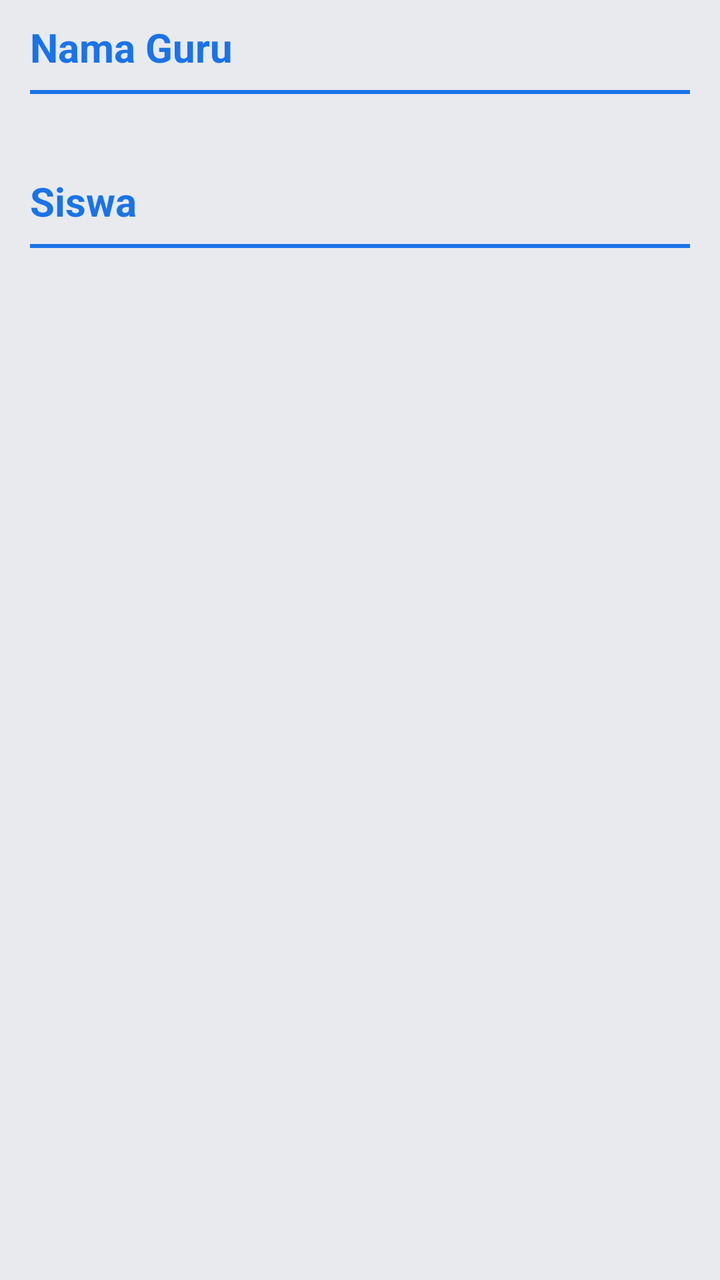
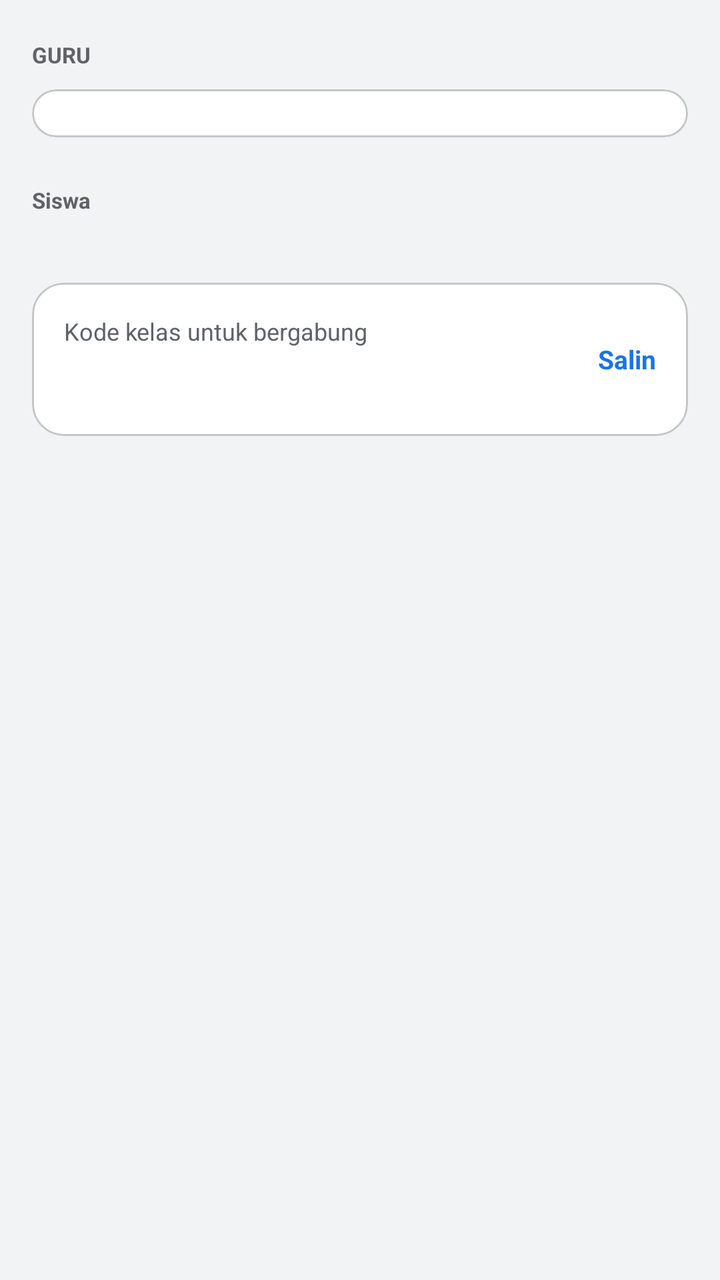

Screens rendered from an Android XML layout before and after an edit, with the pre-edit source and the edit as a unified diff.
<!-- AndroidManifest.xml: application theme Theme.StudyConnect -->
<!-- res/layout/fragment_student_list.xml -->
<?xml version="1.0" encoding="utf-8"?>
<LinearLayout xmlns:android="http://schemas.android.com/apk/res/android"
    xmlns:app="http://schemas.android.com/apk/res-auto"
    xmlns:tools="http://schemas.android.com/tools"
    android:layout_width="match_parent"
    android:layout_height="match_parent"
    android:orientation="vertical"
    tools:context=".ui.class_ui.StudentListFragment">

    <ScrollView
        android:layout_width="match_parent"
        android:layout_height="0dp"
        android:layout_weight="1">

        <LinearLayout
            android:layout_width="match_parent"
            android:layout_height="wrap_content"
            android:orientation="vertical"
            android:paddingTop="10dp"
            android:paddingBottom="100dp">

            <TextView
                android:layout_width="wrap_content"
                android:layout_height="wrap_content"
                android:layout_marginStart="15dp"
                android:text="@string/text_nama_guru"
                android:textColor="@color/sc_link"
                android:textSize="20sp"
                android:textStyle="bold" />

            <View
                android:layout_width="match_parent"
                android:layout_height="2dp"
                android:layout_marginStart="15dp"
                android:layout_marginTop="8dp"
                android:layout_marginEnd="15dp"
                android:background="@color/md_theme_primary" />

            <androidx.recyclerview.widget.RecyclerView
                android:id="@+id/rv_guru_list"
                android:layout_width="match_parent"
                android:layout_height="wrap_content"
                android:padding="10dp"
                tools:listitem="@layout/item_guru_list" />

            <TextView
                android:layout_width="wrap_content"
                android:layout_height="wrap_content"
                android:layout_marginStart="15dp"
                android:layout_marginTop="20dp"
                android:text="@string/text_nama_siswa"
                android:textColor="@color/sc_link"
                android:textSize="20sp"
                android:textStyle="bold" />

            <View
                android:layout_width="match_parent"
                android:layout_height="2dp"
                android:layout_marginStart="15dp"
                android:layout_marginTop="8dp"
                android:layout_marginEnd="15dp"
                android:background="@color/md_theme_primary" />

            <androidx.recyclerview.widget.RecyclerView
                android:id="@+id/rv_siswa_list"
                android:layout_width="match_parent"
                android:layout_height="wrap_content"
                android:padding="10dp"
                tools:listitem="@layout/item_siswa_list" />

            <TextView
                android:id="@+id/tvKosongSiswa"
                android:layout_width="match_parent"
                android:layout_height="wrap_content"
                android:padding="24dp"
                android:text="@string/text_belum_ada_siswa"
                android:textAlignment="center"
                android:textColor="@color/md_theme_onSurfaceVariant"
                android:visibility="gone" />

        </LinearLayout>
    </ScrollView>
</LinearLayout>
<!-- res/layout/item_guru_list.xml (included above) -->
<?xml version="1.0" encoding="utf-8"?>
<androidx.constraintlayout.widget.ConstraintLayout xmlns:android="http://schemas.android.com/apk/res/android"
    xmlns:app="http://schemas.android.com/apk/res-auto"
    android:layout_width="match_parent"
    android:layout_height="wrap_content"
    android:layout_marginTop="5dp">

    <com.google.android.material.card.MaterialCardView
        android:id="@+id/materialCardView3"
        android:layout_width="50dp"
        android:layout_height="50dp"
        android:layout_margin="15dp"
        app:cardCornerRadius="50dp"
        app:layout_constraintStart_toStartOf="parent"
        app:layout_constraintTop_toTopOf="parent">

        <ImageView
            android:id="@+id/iv_profile_guru"
            android:layout_width="match_parent"
            android:layout_height="match_parent"
            android:background="@drawable/powder_smoke"
            android:contentDescription="@string/text_profile" />
    </com.google.android.material.card.MaterialCardView>

    <TextView
        android:id="@+id/tvNamaGuru"
        android:layout_width="wrap_content"
        android:layout_height="wrap_content"
        android:layout_marginStart="20dp"
        android:text="@string/text_nama_guru"
        app:layout_constraintBottom_toBottomOf="@+id/materialCardView3"
        app:layout_constraintStart_toEndOf="@+id/materialCardView3"
        app:layout_constraintTop_toTopOf="@+id/materialCardView3" />

    <View
        android:layout_width="match_parent"
        android:layout_height="1dp"
        android:background="@color/sc_divider"
        app:layout_constraintBottom_toBottomOf="parent"
        app:layout_constraintEnd_toEndOf="parent"
        app:layout_constraintStart_toStartOf="parent" />
</androidx.constraintlayout.widget.ConstraintLayout>
<!-- res/layout/item_siswa_list.xml (included above) -->
<?xml version="1.0" encoding="utf-8"?>
<androidx.constraintlayout.widget.ConstraintLayout xmlns:android="http://schemas.android.com/apk/res/android"
    xmlns:app="http://schemas.android.com/apk/res-auto"
    android:layout_width="match_parent"
    android:layout_height="wrap_content"
    android:layout_marginTop="5dp">

    <com.google.android.material.card.MaterialCardView
        android:id="@+id/materialCardView3"
        android:layout_width="50dp"
        android:layout_height="50dp"
        android:layout_margin="15dp"
        app:cardCornerRadius="50dp"
        app:layout_constraintStart_toStartOf="parent"
        app:layout_constraintTop_toTopOf="parent">

        <ImageView
            android:id="@+id/iv_profile_pict"
            android:layout_width="match_parent"
            android:layout_height="match_parent"
            android:background="@drawable/powder_smoke"
            android:contentDescription="@string/text_profile" />
    </com.google.android.material.card.MaterialCardView>

    <TextView
        android:id="@+id/tvNamaSiswa"
        android:layout_width="wrap_content"
        android:layout_height="wrap_content"
        android:layout_marginStart="20dp"
        android:text="@string/text_nama_anda"
        app:layout_constraintBottom_toBottomOf="@+id/materialCardView3"
        app:layout_constraintStart_toEndOf="@+id/materialCardView3"
        app:layout_constraintTop_toTopOf="@+id/materialCardView3" />

    <ImageView
        android:layout_width="30dp"
        android:layout_height="30dp"
        android:layout_margin="15dp"
        android:background="@drawable/ic_more"
        android:backgroundTint="@color/sc_icon_muted"
        android:contentDescription="@string/text_settings"
        app:layout_constraintEnd_toEndOf="parent"
        app:layout_constraintTop_toTopOf="parent" />

    <View
        android:layout_width="match_parent"
        android:layout_height="1dp"
        android:background="@color/sc_divider"
        app:layout_constraintBottom_toBottomOf="parent"
        app:layout_constraintEnd_toEndOf="parent"
        app:layout_constraintStart_toStartOf="parent" />
</androidx.constraintlayout.widget.ConstraintLayout>
<!-- resources referenced by this layout -->
<resources>
  <color name="md_theme_onSurfaceVariant">#5F6368</color>
  <color name="md_theme_primary">#1A73E8</color>
  <color name="sc_divider">#C4C7C5</color>
  <color name="sc_icon_muted">#5F6368</color>
  <color name="sc_link">#1A73E8</color>
  <!-- drawable ic_more (drawable) -->
  <vector xmlns:android="http://schemas.android.com/apk/res/android"
      android:width="24dp"
      android:height="24dp"
      android:viewportWidth="24"
      android:viewportHeight="24">
    <path
        android:pathData="M12,12m-1,0a1,1 0,1 0,2 0a1,1 0,1 0,-2 0"
        android:strokeLineJoin="round"
        android:strokeWidth="2"
        android:fillColor="#00000000"
        android:strokeColor="@color/white"
        android:strokeLineCap="round"/>
    <path
        android:pathData="M12,19m-1,0a1,1 0,1 0,2 0a1,1 0,1 0,-2 0"
        android:strokeLineJoin="round"
        android:strokeWidth="2"
        android:fillColor="#00000000"
        android:strokeColor="@color/white"
        android:strokeLineCap="round"/>
    <path
        android:pathData="M12,5m-1,0a1,1 0,1 0,2 0a1,1 0,1 0,-2 0"
        android:strokeLineJoin="round"
        android:strokeWidth="2"
        android:fillColor="#00000000"
        android:strokeColor="@color/white"
        android:strokeLineCap="round"/>
  </vector>
  <!-- drawable powder_smoke: jpg bitmap (drawable, 95123 bytes) -->
  <string name="text_nama_anda">Nama Anda</string>
  <string name="text_nama_guru">Nama Guru</string>
  <string name="text_nama_siswa">Siswa</string>
  <string name="text_profile">Profile</string>
  <string name="text_settings">Settings</string>
  <color name="white">#FFFFFFFF</color>
  <color name="md_theme_onPrimary">#FFFFFF</color>
  <color name="md_theme_primaryContainer">#E8F0FE</color>
  <color name="md_theme_onPrimaryContainer">#174EA6</color>
  <color name="md_theme_secondary">#00897B</color>
  <color name="md_theme_onSecondary">#FFFFFF</color>
  <color name="md_theme_secondaryContainer">#E0F2F1</color>
  <color name="md_theme_onSecondaryContainer">#004D40</color>
  <color name="md_theme_tertiary">#7B1FA2</color>
  <color name="md_theme_onTertiary">#FFFFFF</color>
  <color name="md_theme_tertiaryContainer">#F3E8FD</color>
  <color name="md_theme_onTertiaryContainer">#4A148C</color>
  <color name="md_theme_error">#C5221F</color>
  <color name="md_theme_onError">#FFFFFF</color>
  <color name="md_theme_errorContainer">#FCE8E6</color>
  <color name="md_theme_onErrorContainer">#B31412</color>
  <color name="md_theme_background">#E8EAED</color>
  <color name="md_theme_onBackground">#202124</color>
  <color name="md_theme_surface">#FFFFFF</color>
  <color name="md_theme_onSurface">#202124</color>
  <color name="md_theme_surfaceVariant">#F1F3F4</color>
  <color name="md_theme_outline">#C4C7C5</color>
  <color name="md_theme_outlineVariant">#E8EAED</color>
  <color name="md_theme_inverseSurface">#202124</color>
  <color name="md_theme_inverseOnSurface">#E8EAED</color>
  <color name="md_theme_inversePrimary">#8AB4F8</color>
  <color name="md_theme_primaryFixed">#E8F0FE</color>
  <color name="md_theme_onPrimaryFixed">#174EA6</color>
  <color name="md_theme_primaryFixedDim">#D7E6FF</color>
  <color name="md_theme_onPrimaryFixedVariant">#1A73E8</color>
  <color name="md_theme_secondaryFixed">#E0F2F1</color>
  <color name="md_theme_onSecondaryFixed">#004D40</color>
  <color name="md_theme_secondaryFixedDim">#B2DFDB</color>
  <color name="md_theme_tertiaryFixed">#F3E8FD</color>
  <color name="md_theme_onTertiaryFixed">#4A148C</color>
  <color name="md_theme_tertiaryFixedDim">#E1BEE7</color>
  <color name="md_theme_onTertiaryFixedVariant">#7B1FA2</color>
  <color name="md_theme_surfaceDim">#DADCE0</color>
  <color name="md_theme_surfaceBright">#FFFFFF</color>
  <color name="md_theme_surfaceContainerLowest">#FFFFFF</color>
  <color name="md_theme_surfaceContainerLow">#F8F9FA</color>
  <color name="md_theme_surfaceContainer">#F1F3F4</color>
  <color name="md_theme_surfaceContainerHigh">#E8EAED</color>
  <!-- unchanged entries left out for length: 5 -->
</resources>

<!-- the commit's change to res/layout/fragment_student_list.xml (unified diff, before → after) -->
@@ -1,179 +1,201 @@
 <?xml version="1.0" encoding="utf-8"?>
-<LinearLayout xmlns:android="http://schemas.android.com/apk/res/android"
+<androidx.core.widget.NestedScrollView xmlns:android="http://schemas.android.com/apk/res/android"
     xmlns:app="http://schemas.android.com/apk/res-auto"
     xmlns:tools="http://schemas.android.com/tools"
     android:layout_width="match_parent"
     android:layout_height="match_parent"
-    android:orientation="vertical"
+    android:background="@color/sc_background"
+    android:paddingStart="16dp"
+    android:paddingTop="20dp"
+    android:paddingEnd="16dp"
+    android:paddingBottom="100dp"
     tools:context=".ui.class_ui.StudentListFragment">
 
-    <ScrollView
+    <LinearLayout
         android:layout_width="match_parent"
-        android:layout_height="0dp"
-        android:layout_weight="1">
-
-        <LinearLayout
+        android:layout_height="wrap_content"
+        android:orientation="vertical">
+
+        <TextView
+            android:layout_width="wrap_content"
+            android:layout_height="wrap_content"
+            android:text="@string/text_guru_label"
+            android:textColor="@color/sc_on_surface_muted"
+            android:textSize="11sp"
+            android:textStyle="bold" />
+
+        <com.google.android.material.card.MaterialCardView
             android:layout_width="match_parent"
             android:layout_height="wrap_content"
-            android:orientation="vertical"
-            android:paddingTop="10dp"
-            android:paddingBottom="100dp">
-
-            <TextView
-                android:layout_width="wrap_content"
-                android:layout_height="wrap_content"
-                android:layout_marginStart="15dp"
-                android:text="@string/text_nama_guru"
-                android:textColor="@color/sc_link"
-                android:textSize="20sp"
-                android:textStyle="bold" />
-
-            <View
-                android:layout_width="match_parent"
-                android:layout_height="2dp"
-                android:layout_marginStart="15dp"
-                android:layout_marginTop="8dp"
-                android:layout_marginEnd="15dp"
-                android:background="@color/md_theme_primary" />
+            android:layout_marginTop="10dp"
+            app:cardBackgroundColor="@color/sc_surface"
+            app:cardCornerRadius="16dp"
+            app:cardElevation="0dp"
+            app:strokeColor="@color/sc_divider"
+            app:strokeWidth="1dp">
 
             <androidx.recyclerview.widget.RecyclerView
                 android:id="@+id/rv_guru_list"
                 android:layout_width="match_parent"
                 android:layout_height="wrap_content"
-                android:padding="10dp"
-                tools:listitem="@layout/item_guru_list" />
-
-            <TextView
-                android:layout_width="wrap_content"
-                android:layout_height="wrap_content"
-                android:layout_marginStart="15dp"
-                android:layout_marginTop="20dp"
-                android:text="@string/text_nama_siswa"
-                android:textColor="@color/sc_link"
-                android:textSize="20sp"
-                android:textStyle="bold" />
-
-            <View
-                android:layout_width="match_parent"
-                android:layout_height="2dp"
-                android:layout_marginStart="15dp"
-                android:layout_marginTop="8dp"
-                android:layout_marginEnd="15dp"
-                android:background="@color/md_theme_primary" />
-
-            <androidx.recyclerview.widget.RecyclerView
-                android:id="@+id/rv_siswa_list"
-                android:layout_width="match_parent"
-                android:layout_height="wrap_content"
-                android:padding="10dp"
+                android:nestedScrollingEnabled="false"
+                android:padding="12dp"
                 tools:listitem="@layout/item_siswa_list" />
-
-            <TextView
-                android:id="@+id/tvKosongSiswa"
-                android:layout_width="match_parent"
-                android:layout_height="wrap_content"
-                android:padding="24dp"
-                android:text="@string/text_belum_ada_siswa"
-                android:textAlignment="center"
-                android:textColor="@color/md_theme_onSurfaceVariant"
-                android:visibility="gone" />
-
-        </LinearLayout>
-    </ScrollView>
-</LinearLayout>
-<!-- res/layout/item_guru_list.xml (included above) -->
+        </com.google.android.material.card.MaterialCardView>
+
+        <TextView
+            android:id="@+id/tvJumlahSiswa"
+            android:layout_width="wrap_content"
+            android:layout_height="wrap_content"
+            android:layout_marginTop="24dp"
+            android:text="@string/text_nama_siswa"
+            android:textColor="@color/sc_on_surface_muted"
+            android:textSize="11sp"
+            android:textStyle="bold" />
+
+        <com.google.android.material.card.MaterialCardView
+            android:layout_width="match_parent"
+            android:layout_height="wrap_content"
+            android:layout_marginTop="10dp"
+            app:cardBackgroundColor="@color/sc_surface"
+            app:cardCornerRadius="16dp"
+            app:cardElevation="0dp"
+            app:strokeColor="@color/sc_divider"
+            app:strokeWidth="1dp">
+
+            <LinearLayout
+                android:layout_width="match_parent"
+                android:layout_height="wrap_content"
+                android:orientation="vertical">
+
+                <androidx.recyclerview.widget.RecyclerView
+                    android:id="@+id/rv_siswa_list"
+                    android:layout_width="match_parent"
+                    android:layout_height="wrap_content"
+                    android:nestedScrollingEnabled="false"
+                    android:paddingStart="12dp"
+                    android:paddingEnd="12dp"
+                    tools:listitem="@layout/item_siswa_list" />
+
+                <TextView
+                    android:id="@+id/tvKosongSiswa"
+                    android:layout_width="match_parent"
+                    android:layout_height="wrap_content"
+                    android:padding="24dp"
+                    android:text="@string/text_belum_ada_siswa"
+                    android:textAlignment="center"
+                    android:textColor="@color/sc_on_surface_muted"
+                    android:textSize="13sp"
+                    android:visibility="gone" />
+            </LinearLayout>
+        </com.google.android.material.card.MaterialCardView>
+
+        <com.google.android.material.card.MaterialCardView
+            android:layout_width="match_parent"
+            android:layout_height="wrap_content"
+            android:layout_marginTop="24dp"
+            app:cardBackgroundColor="@color/sc_surface"
+            app:cardCornerRadius="16dp"
+            app:cardElevation="0dp"
+            app:strokeColor="@color/sc_divider"
+            app:strokeWidth="1dp">
+
+            <LinearLayout
+                android:layout_width="match_parent"
+                android:layout_height="wrap_content"
+                android:gravity="center_vertical"
+                android:orientation="horizontal"
+                android:padding="16dp">
+
+                <LinearLayout
+                    android:layout_width="0dp"
+                    android:layout_height="wrap_content"
+                    android:layout_weight="1"
+                    android:orientation="vertical">
+
+                    <TextView
+                        android:layout_width="wrap_content"
+                        android:layout_height="wrap_content"
+                        android:text="@string/text_kode_gabung"
+                        android:textColor="@color/sc_on_surface_muted"
+                        android:textSize="12sp" />
+
+                    <TextView
+                        android:id="@+id/tvKodeGabung"
+                        android:layout_width="wrap_content"
+                        android:layout_height="wrap_content"
+                        android:layout_marginTop="4dp"
+                        android:textColor="@color/sc_on_surface"
+                        android:textSize="18sp"
+                        android:textStyle="bold" />
+                </LinearLayout>
+
+                <TextView
+                    android:id="@+id/btnSalin"
+                    android:layout_width="wrap_content"
+                    android:layout_height="wrap_content"
+                    android:text="@string/text_salin"
+                    android:textColor="@color/sc_link"
+                    android:textSize="13sp"
+                    android:textStyle="bold" />
+            </LinearLayout>
+        </com.google.android.material.card.MaterialCardView>
+    </LinearLayout>
+</androidx.core.widget.NestedScrollView>
+<!-- res/layout/item_siswa_list.xml (included above) -->
 <?xml version="1.0" encoding="utf-8"?>
-<androidx.constraintlayout.widget.ConstraintLayout xmlns:android="http://schemas.android.com/apk/res/android"
-    xmlns:app="http://schemas.android.com/apk/res-auto"
+<LinearLayout xmlns:android="http://schemas.android.com/apk/res/android"
     android:layout_width="match_parent"
     android:layout_height="wrap_content"
-    android:layout_marginTop="5dp">
-
-    <com.google.android.material.card.MaterialCardView
-        android:id="@+id/materialCardView3"
-        android:layout_width="50dp"
-        android:layout_height="50dp"
-        android:layout_margin="15dp"
-        app:cardCornerRadius="50dp"
-        app:layout_constraintStart_toStartOf="parent"
-        app:layout_constraintTop_toTopOf="parent">
-
-        <ImageView
-            android:id="@+id/iv_profile_guru"
-            android:layout_width="match_parent"
-            android:layout_height="match_parent"
-            android:background="@drawable/powder_smoke"
-            android:contentDescription="@string/text_profile" />
-    </com.google.android.material.card.MaterialCardView>
-
-    <TextView
-        android:id="@+id/tvNamaGuru"
-        android:layout_width="wrap_content"
+    android:orientation="vertical">
+
+    <LinearLayout
+        android:layout_width="match_parent"
         android:layout_height="wrap_content"
-        android:layout_marginStart="20dp"
-        android:text="@string/text_nama_guru"
-        app:layout_constraintBottom_toBottomOf="@+id/materialCardView3"
-        app:layout_constraintStart_toEndOf="@+id/materialCardView3"
-        app:layout_constraintTop_toTopOf="@+id/materialCardView3" />
+        android:gravity="center_vertical"
+        android:orientation="horizontal"
+        android:paddingTop="10dp"
+        android:paddingBottom="10dp">
+
+        <TextView
+            android:id="@+id/tvInisial"
+            android:layout_width="40dp"
+            android:layout_height="40dp"
+            android:background="@drawable/sc_circle_avatar"
+            android:gravity="center"
+            android:text="AP"
+            android:textColor="@color/sc_primary"
+            android:textSize="13sp"
+            android:textStyle="bold" />
+
+        <LinearLayout
+            android:layout_width="0dp"
+            android:layout_height="wrap_content"
+            android:layout_marginStart="12dp"
+            android:layout_weight="1"
+            android:orientation="vertical">
+
+            <TextView
+                android:id="@+id/tvNamaSiswa"
+                android:layout_width="match_parent"
+                android:layout_height="wrap_content"
+                android:text="@string/text_nama_anda"
+                android:textColor="@color/sc_on_surface"
+                android:textSize="14sp"
+                android:textStyle="bold" />
+
+            <TextView
+                android:id="@+id/tvPeran"
+                android:layout_width="match_parent"
+                android:layout_height="wrap_content"
+                android:text="@string/text_nama_siswa"
+                android:textColor="@color/sc_on_surface_muted"
+                android:textSize="12sp" />
+        </LinearLayout>
+    </LinearLayout>
 
     <View
         android:layout_width="match_parent"
         android:layout_height="1dp"
-        android:background="@color/sc_divider"
-        app:layout_constraintBottom_toBottomOf="parent"
-        app:layout_constraintEnd_toEndOf="parent"
-        app:layout_constraintStart_toStartOf="parent" />
-</androidx.constraintlayout.widget.ConstraintLayout>
-<!-- res/layout/item_siswa_list.xml (included above) -->
-<?xml version="1.0" encoding="utf-8"?>
-<androidx.constraintlayout.widget.ConstraintLayout xmlns:android="http://schemas.android.com/apk/res/android"
-    xmlns:app="http://schemas.android.com/apk/res-auto"
-    android:layout_width="match_parent"
-    android:layout_height="wrap_content"
-    android:layout_marginTop="5dp">
-
-    <com.google.android.material.card.MaterialCardView
-        android:id="@+id/materialCardView3"
-        android:layout_width="50dp"
-        android:layout_height="50dp"
-        android:layout_margin="15dp"
-        app:cardCornerRadius="50dp"
-        app:layout_constraintStart_toStartOf="parent"
-        app:layout_constraintTop_toTopOf="parent">
-
-        <ImageView
-            android:id="@+id/iv_profile_pict"
-            android:layout_width="match_parent"
-            android:layout_height="match_parent"
-            android:background="@drawable/powder_smoke"
-            android:contentDescription="@string/text_profile" />
-    </com.google.android.material.card.MaterialCardView>
-
-    <TextView
-        android:id="@+id/tvNamaSiswa"
-        android:layout_width="wrap_content"
-        android:layout_height="wrap_content"
-        android:layout_marginStart="20dp"
-        android:text="@string/text_nama_anda"
-        app:layout_constraintBottom_toBottomOf="@+id/materialCardView3"
-        app:layout_constraintStart_toEndOf="@+id/materialCardView3"
-        app:layout_constraintTop_toTopOf="@+id/materialCardView3" />
-
-    <ImageView
-        android:layout_width="30dp"
-        android:layout_height="30dp"
-        android:layout_margin="15dp"
-        android:background="@drawable/ic_more"
-        android:backgroundTint="@color/sc_icon_muted"
-        android:contentDescription="@string/text_settings"
-        app:layout_constraintEnd_toEndOf="parent"
-        app:layout_constraintTop_toTopOf="parent" />
-
-    <View
-        android:layout_width="match_parent"
-        android:layout_height="1dp"
-        android:background="@color/sc_divider"
-        app:layout_constraintBottom_toBottomOf="parent"
-        app:layout_constraintEnd_toEndOf="parent"
-        app:layout_constraintStart_toStartOf="parent" />
-</androidx.constraintlayout.widget.ConstraintLayout>
+        android:background="@color/sc_divider" />
+</LinearLayout>
<!-- resource entries referenced after the edit -->
@@ -1,45 +1,24 @@
 <!-- resources referenced by this layout -->
 <resources>
+  <color name="sc_background">#F1F3F4</color>
   <color name="md_theme_onSurfaceVariant">#5F6368</color>
   <color name="md_theme_primary">#1A73E8</color>
   <color name="sc_divider">#C4C7C5</color>
-  <color name="sc_icon_muted">#5F6368</color>
   <color name="sc_link">#1A73E8</color>
-  <!-- drawable ic_more (drawable) -->
-  <vector xmlns:android="http://schemas.android.com/apk/res/android"
-      android:width="24dp"
-      android:height="24dp"
-      android:viewportWidth="24"
-      android:viewportHeight="24">
-    <path
-        android:pathData="M12,12m-1,0a1,1 0,1 0,2 0a1,1 0,1 0,-2 0"
-        android:strokeLineJoin="round"
-        android:strokeWidth="2"
-        android:fillColor="#00000000"
-        android:strokeColor="@color/white"
-        android:strokeLineCap="round"/>
-    <path
-        android:pathData="M12,19m-1,0a1,1 0,1 0,2 0a1,1 0,1 0,-2 0"
-        android:strokeLineJoin="round"
-        android:strokeWidth="2"
-        android:fillColor="#00000000"
-        android:strokeColor="@color/white"
-        android:strokeLineCap="round"/>
-    <path
-        android:pathData="M12,5m-1,0a1,1 0,1 0,2 0a1,1 0,1 0,-2 0"
-        android:strokeLineJoin="round"
-        android:strokeWidth="2"
-        android:fillColor="#00000000"
-        android:strokeColor="@color/white"
-        android:strokeLineCap="round"/>
-  </vector>
-  <!-- drawable powder_smoke: jpg bitmap (drawable, 95123 bytes) -->
+  <color name="sc_on_surface">#202124</color>
+  <color name="sc_on_surface_muted">#5F6368</color>
+  <color name="sc_primary">#1A73E8</color>
+  <color name="sc_surface">#FFFFFF</color>
+  <!-- drawable sc_circle_avatar (drawable) -->
+  <?xml version="1.0" encoding="utf-8"?>
+  <shape xmlns:android="http://schemas.android.com/apk/res/android" android:shape="oval">
+      <solid android:color="@color/md_theme_primaryContainer" />
+  </shape>
+  <string name="text_guru_label">GURU</string>
+  <string name="text_kode_gabung">Kode kelas untuk bergabung</string>
   <string name="text_nama_anda">Nama Anda</string>
-  <string name="text_nama_guru">Nama Guru</string>
   <string name="text_nama_siswa">Siswa</string>
-  <string name="text_profile">Profile</string>
-  <string name="text_settings">Settings</string>
-  <color name="white">#FFFFFFFF</color>
+  <string name="text_salin">Salin</string>
   <color name="md_theme_onPrimary">#FFFFFF</color>
   <color name="md_theme_primaryContainer">#E8F0FE</color>
   <color name="md_theme_onPrimaryContainer">#174EA6</color>
@@ -55,7 +34,7 @@
   <color name="md_theme_onError">#FFFFFF</color>
   <color name="md_theme_errorContainer">#FCE8E6</color>
   <color name="md_theme_onErrorContainer">#B31412</color>
-  <color name="md_theme_background">#E8EAED</color>
+  <color name="md_theme_background">#F1F3F4</color>
   <color name="md_theme_onBackground">#202124</color>
   <color name="md_theme_surface">#FFFFFF</color>
   <color name="md_theme_onSurface">#202124</color>
